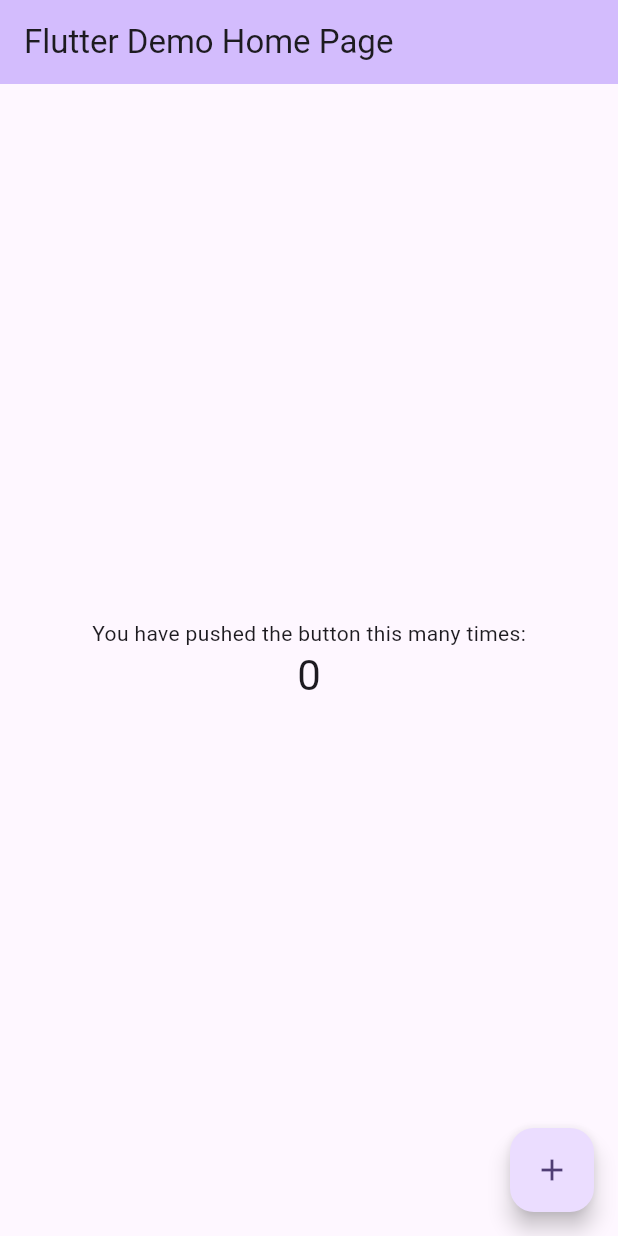
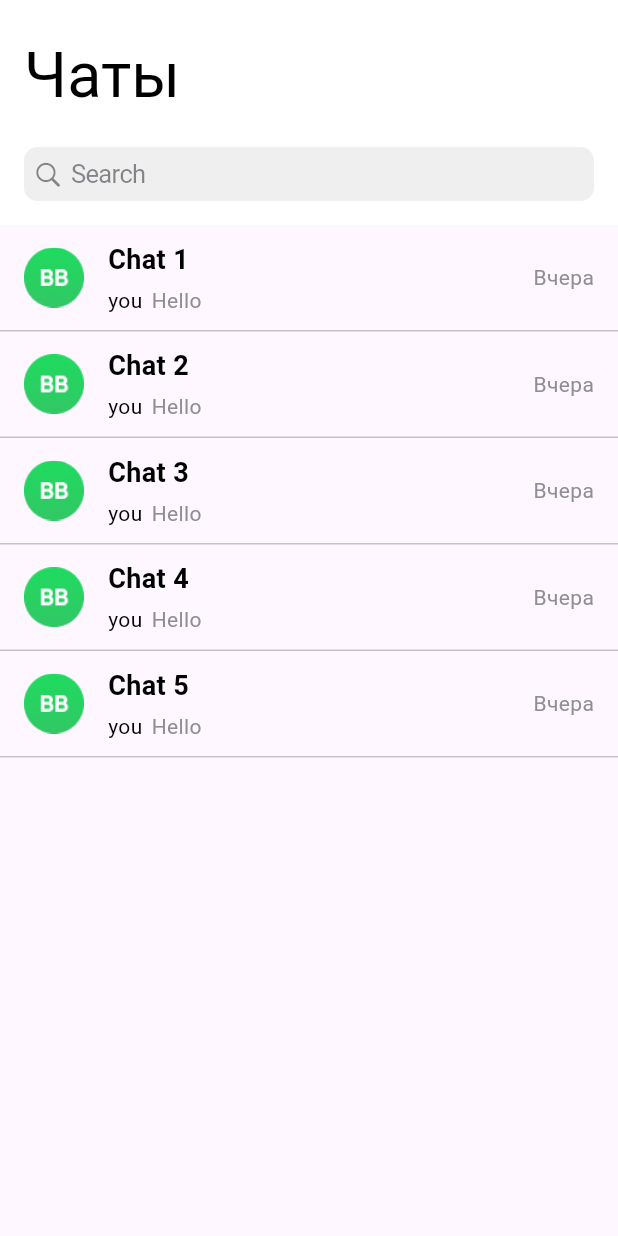
Before and after one commit to yerassyl004/FlutterChat, a Flutter app: the screen it shows after launch, on a phone screen of 412 x 824 dp. Run offline on Flutter 3.47's test engine with Material 3 defaults, Android fonts, the phone set to English and light mode, and no system bars.

Commit message:
created main list's basic ui and list with test datas

```diff
--- a/lib/main.dart
+++ b/lib/main.dart
@@ -1,125 +1,5 @@
+import 'package:chat_flutter/src/core/ui/main_list/pages/main_list.dart';
+import 'package:flutter/cupertino.dart';
 import 'package:flutter/material.dart';
 
-void main() {
-  runApp(const MyApp());
-}
-
-class MyApp extends StatelessWidget {
-  const MyApp({super.key});
-
-  // This widget is the root of your application.
-  @override
-  Widget build(BuildContext context) {
-    return MaterialApp(
-      title: 'Flutter Demo',
-      theme: ThemeData(
-        // This is the theme of your application.
-        //
-        // TRY THIS: Try running your application with "flutter run". You'll see
-        // the application has a purple toolbar. Then, without quitting the app,
-        // try changing the seedColor in the colorScheme below to Colors.green
-        // and then invoke "hot reload" (save your changes or press the "hot
-        // reload" button in a Flutter-supported IDE, or press "r" if you used
-        // the command line to start the app).
-        //
-        // Notice that the counter didn't reset back to zero; the application
-        // state is not lost during the reload. To reset the state, use hot
-        // restart instead.
-        //
-        // This works for code too, not just values: Most code changes can be
-        // tested with just a hot reload.
-        colorScheme: ColorScheme.fromSeed(seedColor: Colors.deepPurple),
-        useMaterial3: true,
-      ),
-      home: const MyHomePage(title: 'Flutter Demo Home Page'),
-    );
-  }
-}
-
-class MyHomePage extends StatefulWidget {
-  const MyHomePage({super.key, required this.title});
-
-  // This widget is the home page of your application. It is stateful, meaning
-  // that it has a State object (defined below) that contains fields that affect
-  // how it looks.
-
-  // This class is the configuration for the state. It holds the values (in this
-  // case the title) provided by the parent (in this case the App widget) and
-  // used by the build method of the State. Fields in a Widget subclass are
-  // always marked "final".
-
-  final String title;
-
-  @override
-  State<MyHomePage> createState() => _MyHomePageState();
-}
-
-class _MyHomePageState extends State<MyHomePage> {
-  int _counter = 0;
-
-  void _incrementCounter() {
-    setState(() {
-      // This call to setState tells the Flutter framework that something has
-      // changed in this State, which causes it to rerun the build method below
-      // so that the display can reflect the updated values. If we changed
-      // _counter without calling setState(), then the build method would not be
-      // called again, and so nothing would appear to happen.
-      _counter++;
-    });
-  }
-
-  @override
-  Widget build(BuildContext context) {
-    // This method is rerun every time setState is called, for instance as done
-    // by the _incrementCounter method above.
-    //
-    // The Flutter framework has been optimized to make rerunning build methods
-    // fast, so that you can just rebuild anything that needs updating rather
-    // than having to individually change instances of widgets.
-    return Scaffold(
-      appBar: AppBar(
-        // TRY THIS: Try changing the color here to a specific color (to
-        // Colors.amber, perhaps?) and trigger a hot reload to see the AppBar
-        // change color while the other colors stay the same.
-        backgroundColor: Theme.of(context).colorScheme.inversePrimary,
-        // Here we take the value from the MyHomePage object that was created by
-        // the App.build method, and use it to set our appbar title.
-        title: Text(widget.title),
-      ),
-      body: Center(
-        // Center is a layout widget. It takes a single child and positions it
-        // in the middle of the parent.
-        child: Column(
-          // Column is also a layout widget. It takes a list of children and
-          // arranges them vertically. By default, it sizes itself to fit its
-          // children horizontally, and tries to be as tall as its parent.
-          //
-          // Column has various properties to control how it sizes itself and
-          // how it positions its children. Here we use mainAxisAlignment to
-          // center the children vertically; the main axis here is the vertical
-          // axis because Columns are vertical (the cross axis would be
-          // horizontal).
-          //
-          // TRY THIS: Invoke "debug painting" (choose the "Toggle Debug Paint"
-          // action in the IDE, or press "p" in the console), to see the
-          // wireframe for each widget.
-          mainAxisAlignment: MainAxisAlignment.center,
-          children: <Widget>[
-            const Text(
-              'You have pushed the button this many times:',
-            ),
-            Text(
-              '$_counter',
-              style: Theme.of(context).textTheme.headlineMedium,
-            ),
-          ],
-        ),
-      ),
-      floatingActionButton: FloatingActionButton(
-        onPressed: _incrementCounter,
-        tooltip: 'Increment',
-        child: const Icon(Icons.add),
-      ), // This trailing comma makes auto-formatting nicer for build methods.
-    );
-  }
-}
+void main() => runApp(MaterialApp(home: MainList()));
--- a/lib/src/core/ui/main_list/pages/main_list.dart
+++ b/lib/src/core/ui/main_list/pages/main_list.dart
@@ -0,0 +1,32 @@
+import 'package:flutter/material.dart';
+import '../widgets/header_widget.dart';
+import '../widgets/list_item.dart';
+
+class MainList extends StatelessWidget {
+  const MainList({super.key});
+
+  @override
+  Widget build(BuildContext context) {
+    return Scaffold(
+      body: CustomScrollView(
+        slivers: <Widget>[
+          HeaderWidget(
+            title: 'Чаты',
+            onSearchChanged: (String value) {
+            },
+            onSearchSubmitted: (String value) {
+            },
+          ),
+          SliverList(
+            delegate: SliverChildBuilderDelegate(
+                  (context, index) {
+                return ListItem(index: index);
+              },
+              childCount: 5,
+            ),
+          ),
+        ],
+      ),
+    );
+  }
+}
--- /dev/null
+++ b/lib/src/core/ui/main_list/widgets/list_item.dart
@@ -0,0 +1,73 @@
+import 'package:flutter/cupertino.dart';
+import 'package:flutter/material.dart';
+
+class ListItem extends StatelessWidget {
+  final int index;
+
+  const ListItem({super.key, required this.index});
+
+  @override
+  Widget build(BuildContext context) {
+    return Container(
+      padding: const EdgeInsets.symmetric(vertical: 10.0, horizontal: 16.0),
+      decoration: const BoxDecoration(
+        border: Border(
+          bottom: BorderSide(color: CupertinoColors.separator),
+        ),
+      ),
+      child: Row(
+        children: [
+          CircleAvatar(
+            child: Image.asset(
+              'assets/images/profile.png',
+              width: 300,
+              fit: BoxFit.cover,
+            ),
+          ),
+          const SizedBox(width: 16),
+          Column(
+            crossAxisAlignment: CrossAxisAlignment.start,
+            children: [
+              Text(
+                'Chat ${index + 1}',
+                style: const TextStyle(
+                  fontSize: 18,
+                  fontWeight: FontWeight.bold,
+                  color: CupertinoColors.black,
+                ),
+              ),
+              const SizedBox(height: 4),
+              const Row(
+                children: [
+                  Text(
+                    'you',
+                    style: TextStyle(
+                      fontSize: 14,
+                      color: CupertinoColors.black,
+                    ),
+                  ),
+                  SizedBox(width: 6),
+                  Text(
+                    'Hello',
+                    style: TextStyle(
+                      fontSize: 14,
+                      color: CupertinoColors.systemGrey,
+                    ),
+                  ),
+                ],
+              )
+            ],
+          ),
+          const Spacer(),
+          const Text(
+            'Вчера',
+            style: TextStyle(
+              fontSize: 14,
+              color: CupertinoColors.systemGrey,
+            ),
+          ),
+        ],
+      ),
+    );
+  }
+}
```
Also changed, not shown: lib/src/core/ui/main_list/widgets/header_widget.dart (added, +45 -0 lines), pubspec.yaml (+4 -3 lines), assets/images/profile.jpg (added), assets/images/profile.png (added), 2 other files.
